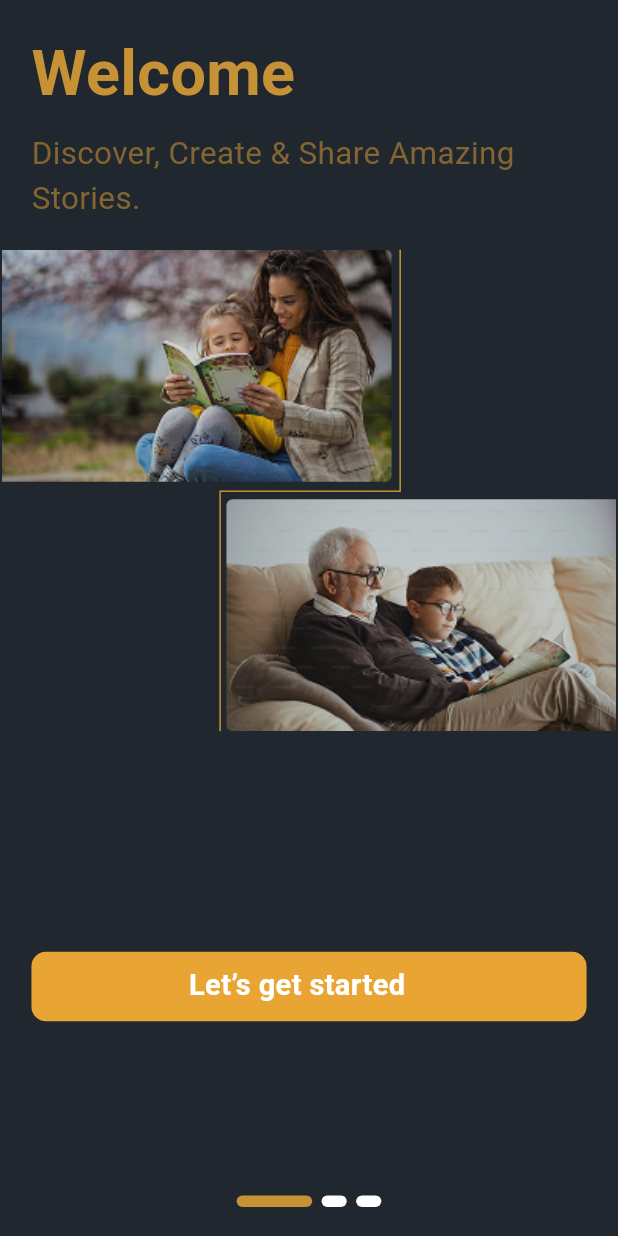
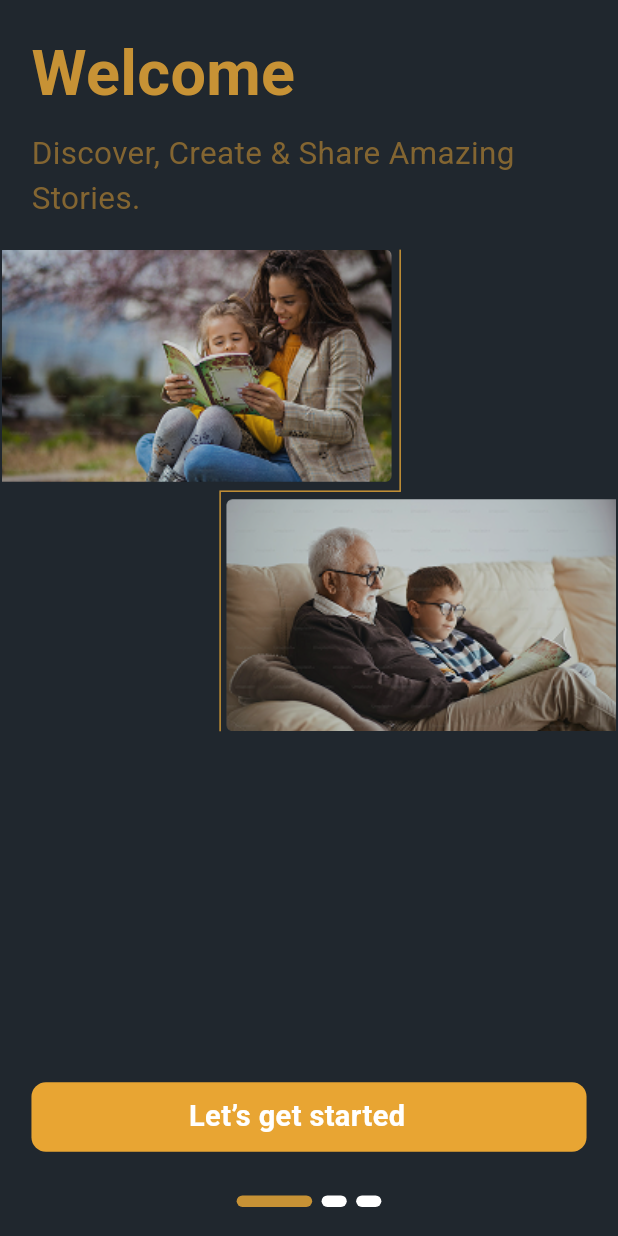
Before and after one commit to ebrahim48/klokkin-app, a Flutter app: the screen it shows after launch, on a phone screen of 412 x 824 dp. Run offline on Flutter 3.47's test engine with Material 3 defaults, Android fonts, the phone set to English and light mode, and no system bars; drawn by our look-alikes of smooth_page_indicator, toastification; our stand-ins replace cached_network_image, camera, connectivity_plus, device_preview, file_picker, flutter_screenutil and 17 more; missing offline and left inert: image_gallery_saver_plus, mime_type, record.

Commit message:
fix : onboarding screen improve

```diff
--- a/lib/presentations/screens/auth/signIn/sign_in_screen.dart
+++ b/lib/presentations/screens/auth/signIn/sign_in_screen.dart
@@ -172,6 +172,7 @@ class LoginScreen extends StatelessWidget {
                 SizedBox(height: 24.h),
                 Padding(
                   padding: EdgeInsets.only(left: 25.w, right: 16.w),
+                  child: SingleChildScrollView(
                     child: Row(
                       mainAxisAlignment: MainAxisAlignment.center,
                       children: [
@@ -179,7 +180,7 @@ class LoginScreen extends StatelessWidget {
                           text: TextSpan(
                             style: TextStyle(
                               color: AppColors.textColor8B8B8B,
-                            fontSize: 14.sp,
+                              fontSize: 13.sp,
                               fontWeight: FontWeight.w400,
                             ),
                             children: const [
@@ -207,6 +208,7 @@ class LoginScreen extends StatelessWidget {
                         ),
 
                       ],
+                    ),
                   ),
                 ),
                 SizedBox(height: 5.h),
--- a/lib/presentations/screens/onboarding/onboarding_screen.dart
+++ b/lib/presentations/screens/onboarding/onboarding_screen.dart
@@ -363,7 +363,7 @@ class _OnboardingScreenState extends State<OnboardingScreen> {
                 },
               ),
             ),
-            SizedBox(height: 100.h),
+            SizedBox(height: 10.h),
             Center(
             child: SmoothPageIndicator(
                 controller: _pageController,
```
Also changed, not shown: lib/main.dart (+76 -0 lines). Lines whose indentation alone changed are shown as unchanged.
